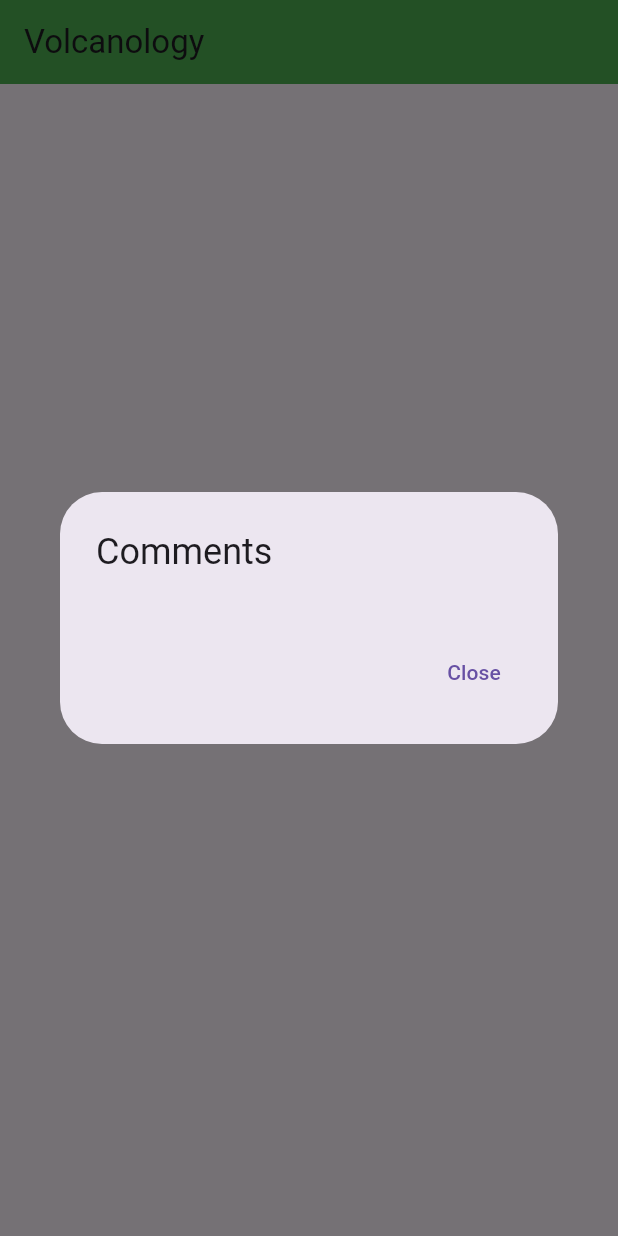
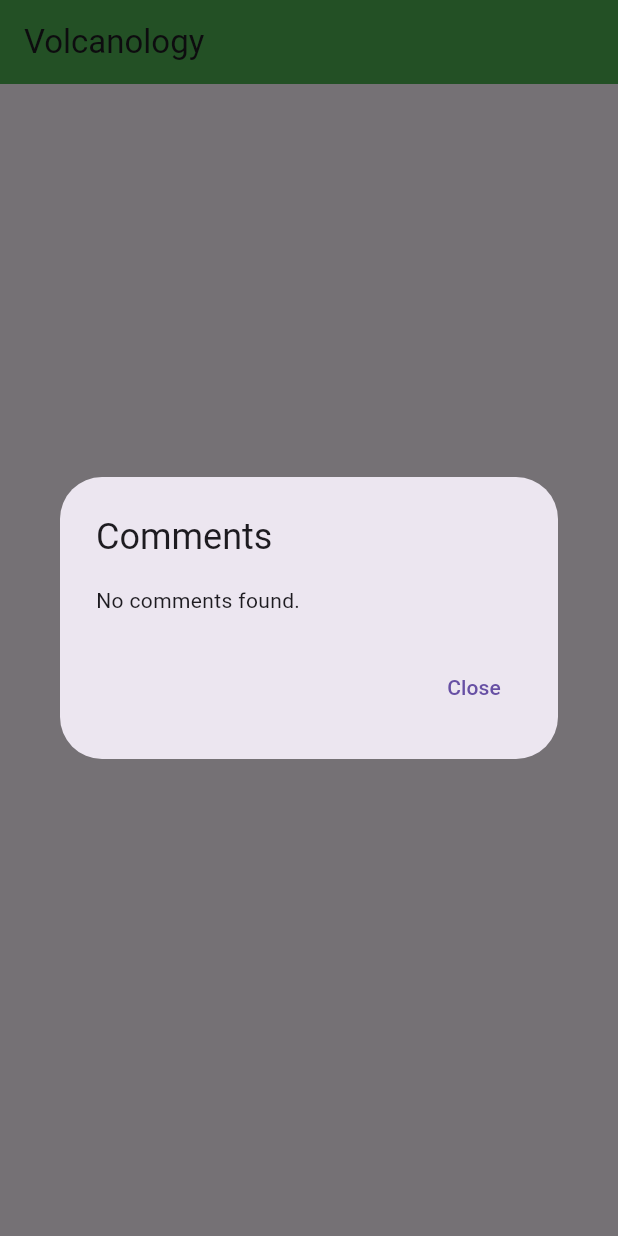
Before and after one commit to HamsterChief/Volcanology, a Flutter app: the screen it shows after launch, after a tap on "Krakatau", on a phone screen of 412 x 824 dp. Run offline on Flutter 3.47's test engine with Material 3 defaults, Android fonts, the phone set to English and light mode, and no system bars; our stand-ins replace sqflite, sqflite_common_ffi; accounts and stored records are empty.

Commit message:
added simple database

```diff
--- a/volcanologyproject/lib/Models/models.dart
+++ b/volcanologyproject/lib/Models/models.dart
@@ -46,7 +46,7 @@ class User {
 
 class Comment {
   final String createdBy; // username
-  final String content;
+  final String content; // comment made by user
   final String date; // e.g., "2020-01-01"
 
   Comment({required this.createdBy, required this.content, required this.date});
--- a/volcanologyproject/lib/main.dart
+++ b/volcanologyproject/lib/main.dart
@@ -1,6 +1,13 @@
 import 'package:flutter/material.dart';
+import 'package:volcanologyproject/services/database_helper.dart';
+import 'package:volcanologyproject/Models/models.dart';
+import 'package:sqflite_common_ffi/sqflite_ffi.dart';
 
 void main() {
+  // Initialize FFI for desktop platforms
+  sqfliteFfiInit();
+  databaseFactory = databaseFactoryFfi;
+
   runApp(const MyApp());
 }
 
@@ -13,17 +20,15 @@
   }
 }
 
-class HomePage extends StatelessWidget {
+class HomePage extends StatefulWidget {
   @override
-  Widget build(BuildContext context) {
-    return Scaffold(
-      appBar: AppBar(
-        backgroundColor: Colors.green,
-        title: const Text('Volcanology'),
-      ),
-      body: Center(
-        child: InkWell(
-          onTap: () {
+  State<HomePage> createState() => _HomePageState();
+}
+
+class _HomePageState extends State<HomePage> {
+  Future<void> _showCommentsDialog(int eventId) async {
+    List<Comment> comments = await DatabaseHelper.getCommentsForEvent(eventId);
+
     showDialog(
       context: context,
       builder: (BuildContext context) {
@@ -31,7 +36,9 @@
           title: const Text('Comments'),
           content: SizedBox(
             width: double.maxFinite,
-                    child: ListView(
+            child: comments.isEmpty
+                ? const Text('No comments found.')
+                : ListView(
                     shrinkWrap: true,
                     children: comments
                         .map(
@@ -56,6 +63,25 @@
         );
       },
     );
+  }
+
+  @override
+  void initState() {
+    super.initState();
+  }
+
+  @override
+  Widget build(BuildContext context) {
+    return Scaffold(
+      appBar: AppBar(
+        backgroundColor: Colors.green,
+        title: const Text('Volcanology'),
+      ),
+      body: Center(
+        child: InkWell(
+          onTap: () {
+            // Replace 1 with the actual eventId you want to fetch comments for
+            _showCommentsDialog(1);
           },
           child: Ink(
             height: 100,
--- /dev/null
+++ b/volcanologyproject/lib/services/database_helper.dart
@@ -0,0 +1,89 @@
+import 'package:volcanologyproject/Models/models.dart';
+import 'package:sqflite/sqflite.dart';
+import 'package:path/path.dart';
+import 'dart:io'; // <-- Add this line
+
+class DatabaseHelper {
+  static const int _version = 1;
+  static const String _dbName = "Volcanology.db";
+
+  static Future<Database> getDB() async {
+    // Create a 'data' folder in your project if it doesn't exist
+    final dbPath = join(
+      // This points to your project directory
+      Directory.current.path,
+      'data',
+      _dbName,
+    );
+
+    // Ensure the 'data' directory exists
+    await Directory(
+      join(Directory.current.path, 'data'),
+    ).create(recursive: true);
+
+    return openDatabase(
+      dbPath,
+      onCreate: (db, version) async {
+        // Volcano table
+        await db.execute('''
+          CREATE TABLE Volcano(
+            id INTEGER PRIMARY KEY AUTOINCREMENT,
+            name TEXT NOT NULL,
+            location TEXT NOT NULL,
+            lastEruption TEXT
+          );
+        ''');
+
+        // Event table
+        await db.execute('''
+          CREATE TABLE Event(
+            id INTEGER PRIMARY KEY AUTOINCREMENT,
+            volcanoId INTEGER NOT NULL,
+            name TEXT NOT NULL,
+            date TEXT NOT NULL,
+            description TEXT NOT NULL,
+            FOREIGN KEY (volcanoId) REFERENCES Volcano(id)
+          );
+        ''');
+
+        // Comment table
+        await db.execute('''
+          CREATE TABLE Comment(
+            id INTEGER PRIMARY KEY AUTOINCREMENT,
+            eventId INTEGER NOT NULL,
+            createdBy TEXT NOT NULL,
+            content TEXT NOT NULL,
+            date TEXT NOT NULL,
+            FOREIGN KEY (eventId) REFERENCES Event(id)
+          );
+        ''');
+
+        // User table
+        await db.execute('''
+          CREATE TABLE User(
+            username TEXT PRIMARY KEY,
+            email TEXT NOT NULL,
+            admin INTEGER NOT NULL
+          );
+        ''');
+      },
+      version: _version,
+    );
+  }
+
+  static Future<List<Comment>> getCommentsForEvent(int eventId) async {
+    final db = await getDB();
+    final List<Map<String, dynamic>> maps = await db.query(
+      'Comment',
+      where: 'eventId = ?',
+      whereArgs: [eventId],
+    );
+    return List.generate(maps.length, (i) {
+      return Comment(
+        createdBy: maps[i]['createdBy'],
+        content: maps[i]['content'],
+        date: maps[i]['date'],
+      );
+    });
+  }
+}
--- a/volcanologyproject/pubspec.yaml
+++ b/volcanologyproject/pubspec.yaml
@@ -35,6 +35,7 @@ dependencies:
   # The following adds the Cupertino Icons font to your application.
   # Use with the CupertinoIcons class for iOS style icons.
   cupertino_icons: ^1.0.8
+  sqflite_common_ffi: ^2.3.6
 
 dev_dependencies:
   flutter_test:
```
Also changed, not shown: 1 other file. Lines whose indentation alone changed are shown as unchanged.
